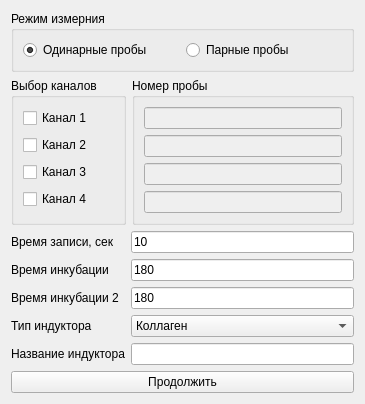
First picture: the form in startmeasurment.ui, repository krang4d/Agrekola, before the edit.
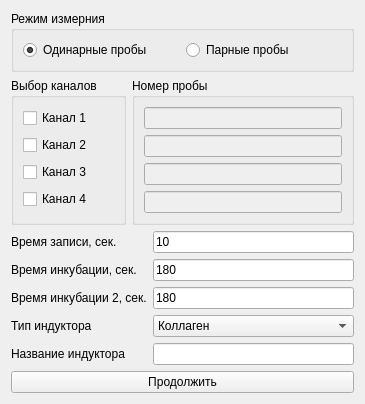
Second picture: the form after the edit.

Commit message: add to interface the CalcData a method "getParameters()"

What changed in the file:
```diff
--- a/startmeasurment.ui
+++ b/startmeasurment.ui
@@ -154,7 +154,7 @@
      <item row="0" column="0">
       <widget class="QLabel" name="label_t">
        <property name="text">
-        <string>Время записи, сек</string>
+        <string>Время записи, сек.</string>
        </property>
        <property name="buddy">
         <cstring>lineEdit_time</cstring>
@@ -174,7 +174,7 @@
      <item row="1" column="0">
       <widget class="QLabel" name="label_incube">
        <property name="text">
-        <string>Время инкубации</string>
+        <string>Время инкубации, сек.</string>
        </property>
       </widget>
      </item>
@@ -191,7 +191,7 @@
      <item row="2" column="0">
       <widget class="QLabel" name="label_incube_2">
        <property name="text">
-        <string>Время инкубации 2</string>
+        <string>Время инкубации 2, сек.</string>
        </property>
       </widget>
      </item>
```
The commit also changes 4 other files.
